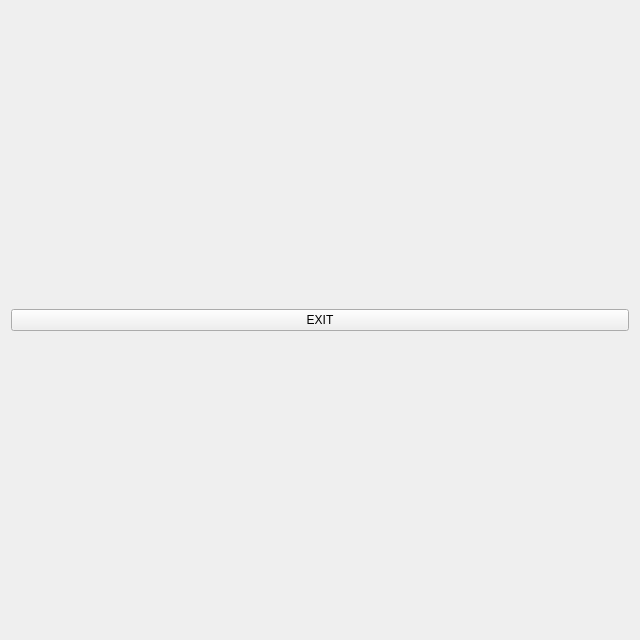
Above: client/chess_place.ui from haoxingxing/Chess_Game before the change. Below: the same form after it.
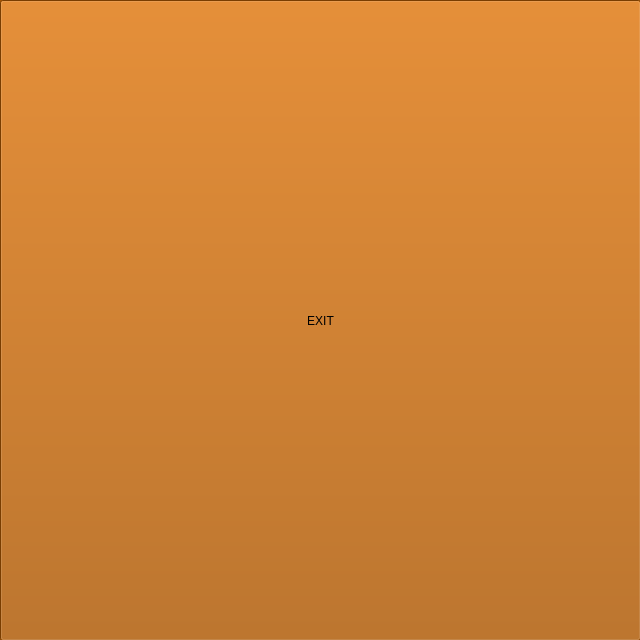
That is the form after the change.

```diff
--- a/client/chess_place.ui
+++ b/client/chess_place.ui
@@ -14,17 +14,24 @@
    <string>Chess</string>
   </property>
   <property name="autoFillBackground">
-   <bool>true</bool>
+   <bool>false</bool>
   </property>
-  <layout class="QGridLayout" name="gridLayout">
-   <item row="0" column="0">
+  <property name="styleSheet">
+   <string notr="true">background-color: rgb(170, 85, 0);</string>
+  </property>
     <widget class="QPushButton" name="exit">
+   <property name="geometry">
+    <rect>
+     <x>0</x>
+     <y>0</y>
+     <width>641</width>
+     <height>641</height>
+    </rect>
+   </property>
      <property name="text">
       <string>EXIT</string>
      </property>
     </widget>
-   </item>
-  </layout>
  </widget>
  <resources/>
  <connections/>
```
Lines whose indentation alone changed are shown as unchanged.
